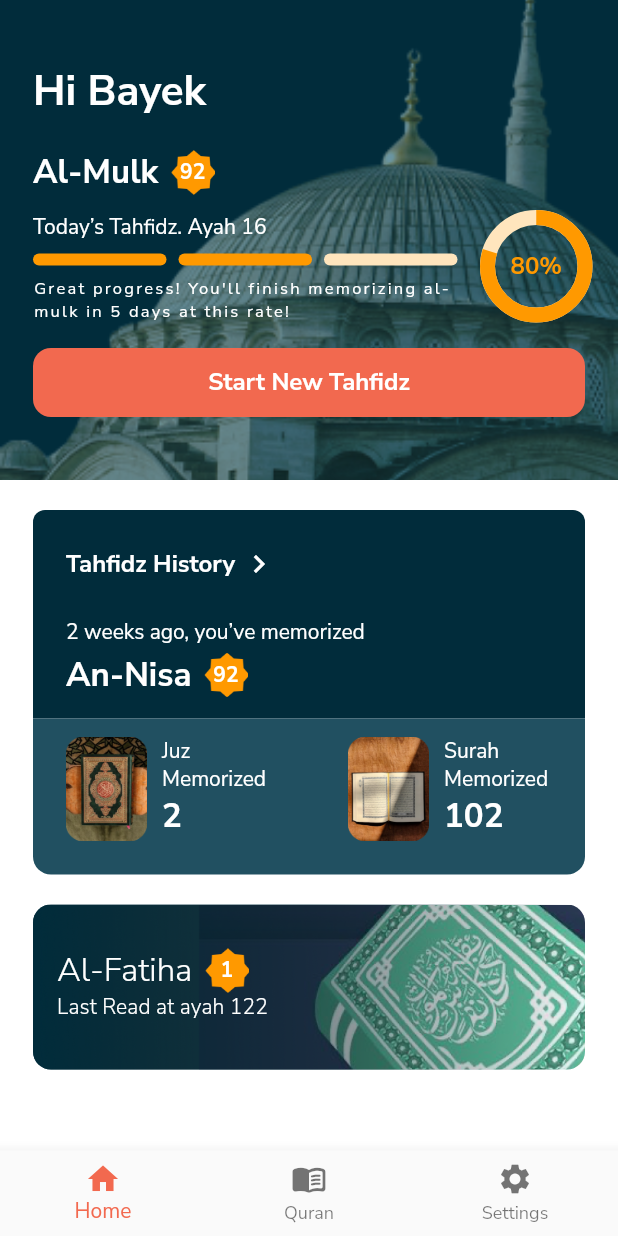
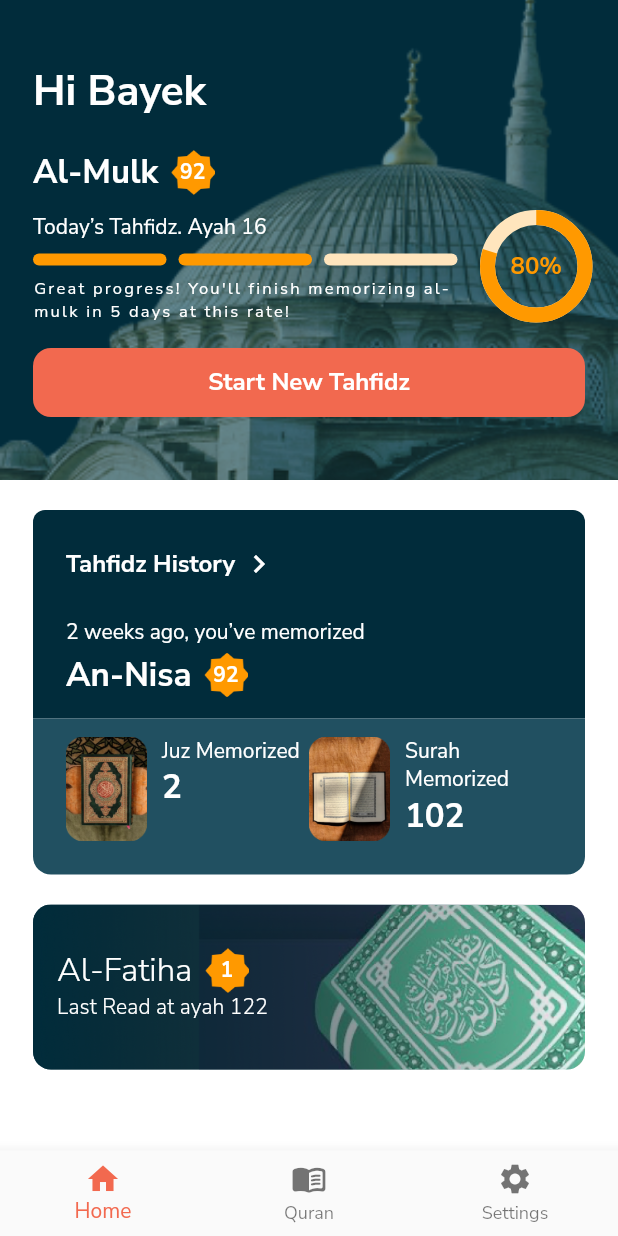
Before and after one commit to ismailrohaga/app-hafizh, a Flutter app: the HomeView screen opened by its route, on a phone screen of 412 x 824 dp. Run offline on Flutter 3.47's test engine with Material 2 defaults, Android fonts, the phone set to English and light mode, and no system bars; our stand-ins replace dartz, dio, equatable, firebase_auth, firebase_core, flutter_bloc and 8 more; missing offline and left inert: dio_cache_interceptor; accounts and stored records are empty.

Commit message:
fix: responsive memorized result count widget

```diff
--- a/lib/presentation/home/widgets/tahfidz_history_card_widget.dart
+++ b/lib/presentation/home/widgets/tahfidz_history_card_widget.dart
@@ -47,7 +47,7 @@ class MemorizedInfoWidget extends StatelessWidget {
             bottomRight: Radius.circular(CircularConstant.lg)),
       ),
       child: Row(
-        mainAxisAlignment: MainAxisAlignment.spaceBetween,
+        mainAxisSize: MainAxisSize.max,
         children: [
           MemorizedResultCountWidget(
             image: AssetConstant.quranOneImage,
@@ -79,8 +79,7 @@ class MemorizedResultCountWidget extends StatelessWidget {
 
   @override
   Widget build(BuildContext context) {
-    return SizedBox(
-      width: context.mediaQuery.size.width * 0.33,
+    return Expanded(
       child: Row(
         crossAxisAlignment: CrossAxisAlignment.start,
         children: [
```
